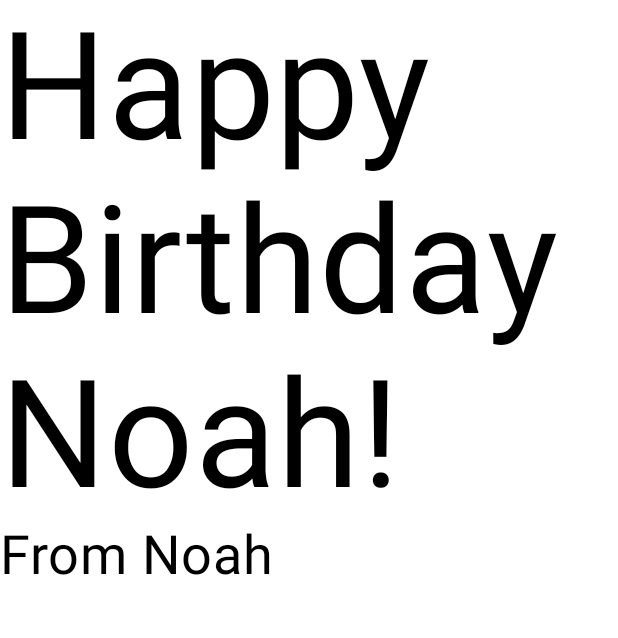
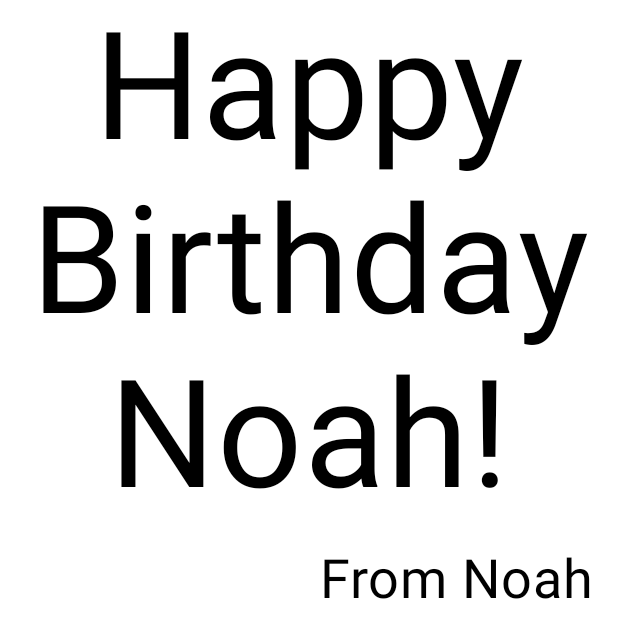
Before and after one commit to ngil0001/HappyBirthdayApp, an Android app built with Jetpack Compose: the @Preview function BirthdayCardPreview, on a phone screen of 412 x 824 dp. Shown: the top 638 px of the screen. Run offline under Robolectric (Android 15) with nearby library versions, the phone set to English and light mode, and no system bars.

Commit message:
Added proper modifier usage and passing; cleaned up unused imports

```diff
--- a/app/src/main/java/com/example/happybirthdayapp/MainActivity.kt
+++ b/app/src/main/java/com/example/happybirthdayapp/MainActivity.kt
@@ -4,17 +4,19 @@ import android.os.Bundle
 import androidx.activity.ComponentActivity
 import androidx.activity.compose.setContent
 import androidx.activity.enableEdgeToEdge
+import androidx.compose.foundation.layout.Arrangement
 import androidx.compose.foundation.layout.Column
-import androidx.compose.foundation.layout.Row
 import androidx.compose.foundation.layout.fillMaxSize
 import androidx.compose.foundation.layout.padding
 import androidx.compose.material3.MaterialTheme
-import androidx.compose.material3.Scaffold
 import androidx.compose.material3.Surface
 import androidx.compose.material3.Text
 import androidx.compose.runtime.Composable
+import androidx.compose.ui.Alignment
 import androidx.compose.ui.Modifier
+import androidx.compose.ui.text.style.TextAlign
 import androidx.compose.ui.tooling.preview.Preview
+import androidx.compose.ui.unit.dp
 import androidx.compose.ui.unit.sp
 import com.example.happybirthdayapp.ui.theme.HappyBirthdayAppTheme
 
@@ -29,7 +31,7 @@ class MainActivity : ComponentActivity() {
                     modifier = Modifier.fillMaxSize(),
                     color = MaterialTheme.colorScheme.background
                 ) {
-
+                    GreetingText(message = "Happy Birthday Noah!", from = "From Noah", modifier = Modifier.padding(8.dp))
                 }
             }
         }
@@ -39,17 +41,24 @@ class MainActivity : ComponentActivity() {
 //displays text to the UI with the Text() function
 @Composable
 fun GreetingText(message: String, from: String, modifier: Modifier = Modifier) {
-    //aligns the text in a row.
-
-    Column(modifier = modifier) {
+    //aligns the text in a column
+    Column(
+        verticalArrangement = Arrangement.Center,
+        modifier =  modifier
+    )
+     {
         Text(
             text = message,
             fontSize = 100.sp,
             lineHeight = 116.sp,
+            textAlign = TextAlign.Center
         )
         Text(
             text = from,
             fontSize = 36.sp,
+            modifier = Modifier
+                .padding(16.dp) //overriding the modifier passed in the onCreate
+                .align(alignment = Alignment.End)
         )
     }
 
```
